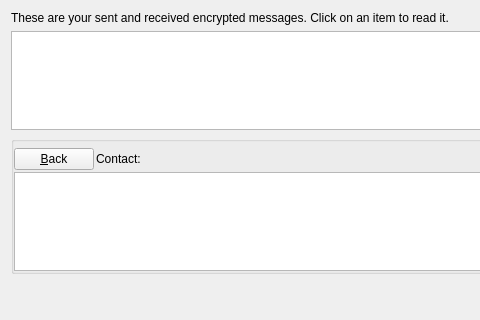
Qt form src/qt/forms/messagepage.ui (CryptoCoderz/DigitalNote) before a commit; both pictures show x 0 to 480 and y 0 to 320 of the 793 by 419 pixel window.
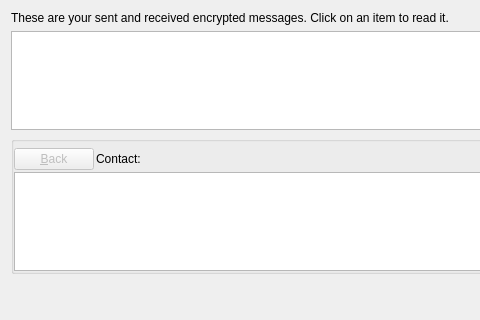
The same form after that commit. Icons and pictures are not drawn. Custom widgets are drawn as their Qt base class.

```diff
--- a/src/qt/forms/messagepage.ui
+++ b/src/qt/forms/messagepage.ui
@@ -85,6 +85,9 @@
          <layout class="QHBoxLayout" name="horizontalLayout_3">
           <item>
            <widget class="QPushButton" name="backButton">
+            <property name="enabled">
+             <bool>false</bool>
+            </property>
             <property name="text">
              <string>&amp;Back</string>
             </property>
```
